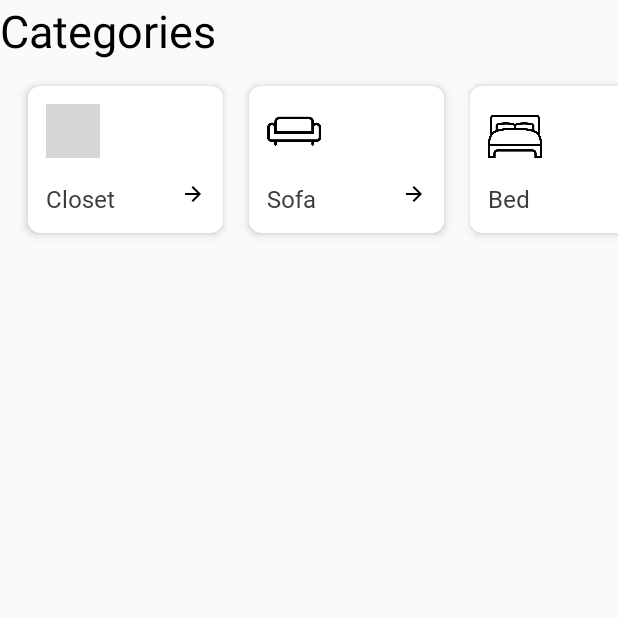
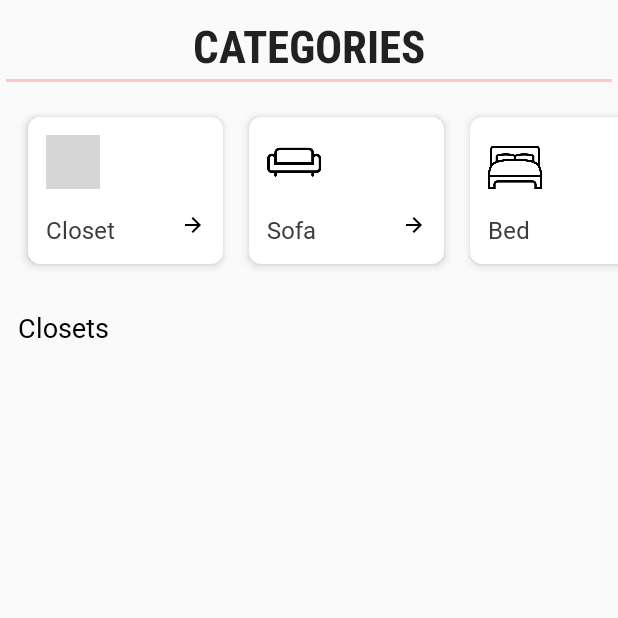
Before and after one commit to Fady24-dev/Furny, an Android app: the screen it shows after launch once a user with an empty profile is signed in (CategoryActivity), after a tap on "Closet", on a phone screen of 412 x 824 dp, the top half of it. Run offline under Robolectric (Android 15) with nearby library versions, the phone set to English and light mode, and no system bars; our stand-ins replace Firebase (no records; nobody signed in at launch, a user with empty details on screens opened directly), Picasso; pictures from the network do not load; grey boxes are pictures that could not be loaded.

Commit message:
Category List
EditText (Changes by Selected Category)

```diff
--- a/app/src/main/java/com/example/furniture/CategoryActivity.java
+++ b/app/src/main/java/com/example/furniture/CategoryActivity.java
@@ -10,6 +10,7 @@ import android.view.View;
 import android.widget.EditText;
 import android.widget.ImageView;
 import android.widget.LinearLayout;
+import android.widget.TextView;
 
 import com.example.furniture.adapters.HotProductAdapter;
 import com.example.furniture.adapters.SearchProductAdapter;
@@ -28,6 +29,7 @@ public class CategoryActivity extends AppCompatActivity {
     private LinearLayout chairCatLayout,bedLayout,sofaLayout,closetLayout,officeLayout;
     private String category;
     private SearchProductAdapter searchProductAdapter;
+    private TextView textView;
 
 
     @Override
@@ -40,6 +42,9 @@ public class CategoryActivity extends AppCompatActivity {
         sofaLayout = findViewById(R.id.SofaCatSelection);
         closetLayout = findViewById(R.id.closetCatSelection);
         officeLayout = findViewById(R.id.OfficeCatSelection);
+        textView = findViewById(R.id.products_type);
+
+        textView.setText(category);
 
 
         bedLayout.setOnClickListener(new View.OnClickListener() {
@@ -69,7 +74,7 @@ public class CategoryActivity extends AppCompatActivity {
         officeLayout.setOnClickListener(new View.OnClickListener() {
             @Override
             public void onClick(View v) {
-                category = "Offices";
+                category = "Office Desks";
                 getData();
             }
         });
@@ -91,6 +96,7 @@ public class CategoryActivity extends AppCompatActivity {
         }
         private void getData()
         {
+            textView.setText(category);
             Ref= FirebaseDatabase.getInstance().getReference().child("Products");
             recyclerView = findViewById(R.id.category_items_recyclerview);
             recyclerView.setLayoutManager(new GridLayoutManager(getApplicationContext(),numberOfColumns));
--- a/app/src/main/java/com/example/furniture/HomeActivity.java
+++ b/app/src/main/java/com/example/furniture/HomeActivity.java
@@ -110,7 +110,7 @@ public class HomeActivity extends AppCompatActivity {
             public void onClick(View v) {
 
                 Intent intent= new Intent(v.getContext(),CategoryActivity.class);
-                intent.putExtra("category","Offices");
+                intent.putExtra("category","Office Desks");
                 v.getContext().startActivity(intent);
             }
         });
--- a/app/src/main/res/layout/activity_category.xml
+++ b/app/src/main/res/layout/activity_category.xml
@@ -7,15 +7,18 @@
     android:orientation="vertical"
     tools:context=".CategoryActivity">
 
-    <TextView
+    <EditText
         android:id="@+id/myCateg"
         android:layout_width="match_parent"
         android:layout_height="wrap_content"
+        android:fontFamily="sans-serif-condensed"
         android:text="Categories"
-        android:textColor="#000000"
-        android:textSize="30sp">
+        android:textAlignment="center"
+        android:textAllCaps="true"
+        android:textSize="30sp"
+        android:textStyle="bold">
 
-    </TextView>
+    </EditText>
 
     <HorizontalScrollView
         android:layout_width="match_parent"
@@ -265,6 +268,18 @@
 
     </HorizontalScrollView>
 
+    <TextView
+        android:id="@+id/products_type"
+        android:layout_width="match_parent"
+        android:layout_height="wrap_content"
+        android:layout_marginLeft="4dp"
+        android:layout_marginRight="4dp"
+        android:fontFamily="@font/calibri"
+        android:padding="8dp"
+        android:text="Products"
+        android:textColor="#000000"
+        android:textSize="18sp"
+        ></TextView>
     <FrameLayout
         android:id="@+id/category_Selection"
         android:layout_width="match_parent"
```
